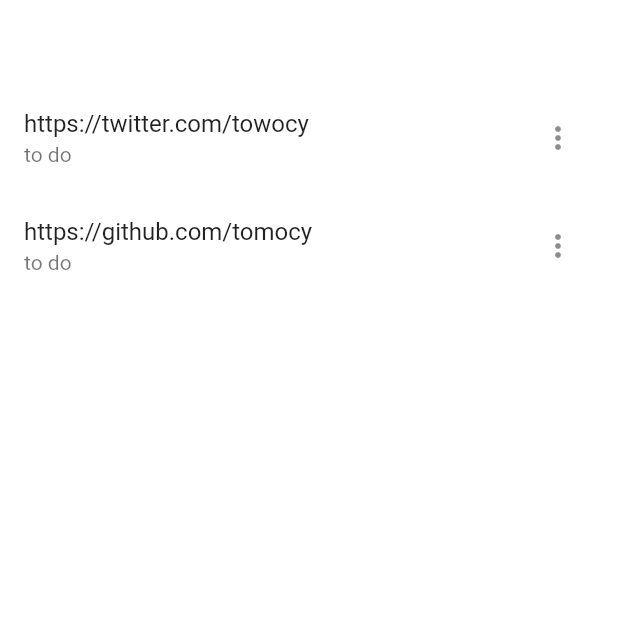
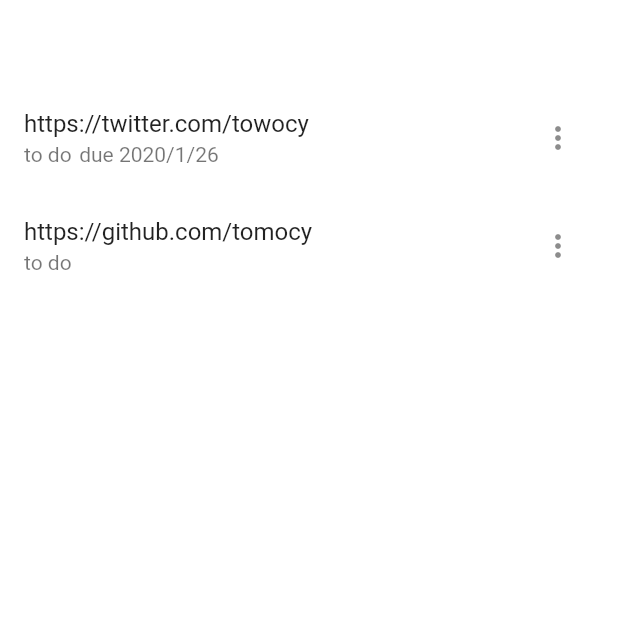
Before and after one commit to tomocy/coffee_break, a Flutter app: the screen it shows after launch, on a phone screen of 412 x 824 dp, the top half of it. Run offline on Flutter 3.47's test engine with Material 2 defaults, Android fonts, the phone set to English and light mode, and no system bars; drawn by our look-alikes of liquid_pull_to_refresh; our stand-ins replace nested.

Commit message:
update LinkTile
LinkTile shows the due date if the link has it.

```diff
--- a/client/lib/domain/models/link.dart
+++ b/client/lib/domain/models/link.dart
@@ -1,4 +1,7 @@
 import 'package:coffee_break/domain/models/verb.dart';
+
+String toDueDateString(DateTime dueDate) =>
+    '${dueDate.year}/${dueDate.month}/${dueDate.day}';
 
 class Link {
   Link({
--- a/client/lib/infra/link_repository.dart
+++ b/client/lib/infra/link_repository.dart
@@ -9,6 +9,7 @@
     Link.todo(
       uri: 'https://twitter.com/towocy',
       createdAt: DateTime(2020, 1, 1),
+      dueDate: DateTime.now(),
     ),
     Link.todo(
       uri: 'https://github.com/tomocy',
--- a/client/lib/pages/widgets/link_tile.dart
+++ b/client/lib/pages/widgets/link_tile.dart
@@ -47,9 +47,13 @@
           onTap: () async =>
               await canLaunch(link.uri) ? launch(link.uri) : null,
           title: Text(link.uri),
-          subtitle: link.isDone
-              ? Text(link.verb.pastParticle)
-              : Text(link.verb.infinitive),
+          subtitle: Row(
+            children: [
+              _buildVerb(context),
+              const SizedBox(width: 5),
+              _buildDueDate(context),
+            ],
+          ),
           trailing: PopupMenuButton<LinkTileActions>(
             onSelected: (action) {
               switch (action) {
@@ -82,6 +86,17 @@
           ),
         ),
       );
+
+  Widget _buildVerb(BuildContext context) =>
+      link.isDone ? Text(link.verb.pastParticle) : Text(link.verb.infinitive);
+
+  Widget _buildDueDate(BuildContext context) {
+    if (link.dueDate == null || link.isDone) {
+      return Container();
+    }
+
+    return Text('due ${toDueDateString(link.dueDate)}');
+  }
 }
 
 enum LinkTileActions { delete, edit }
```
